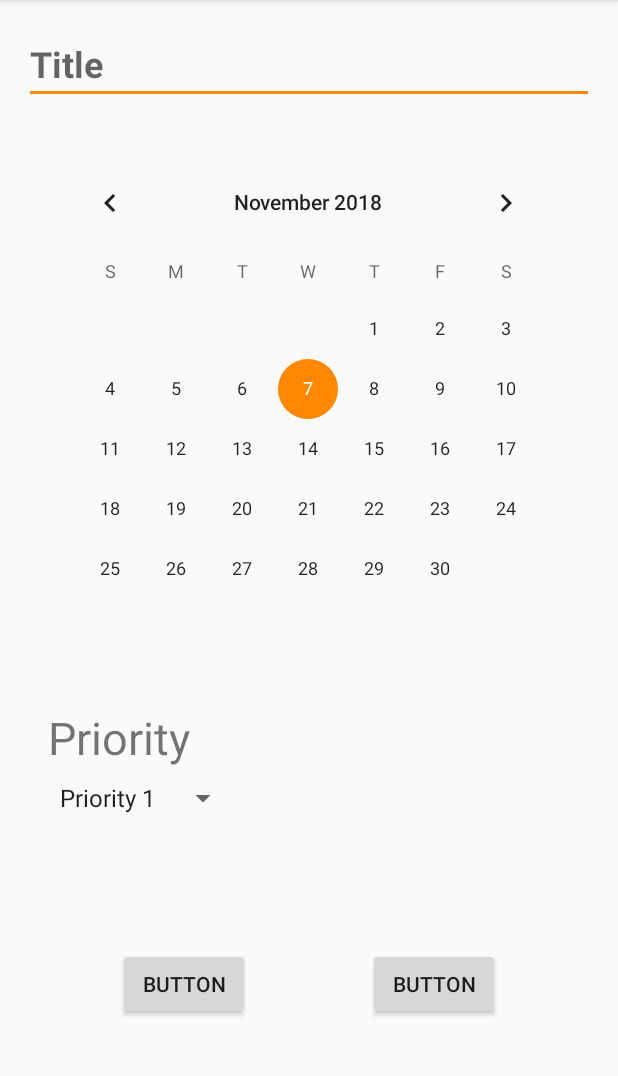
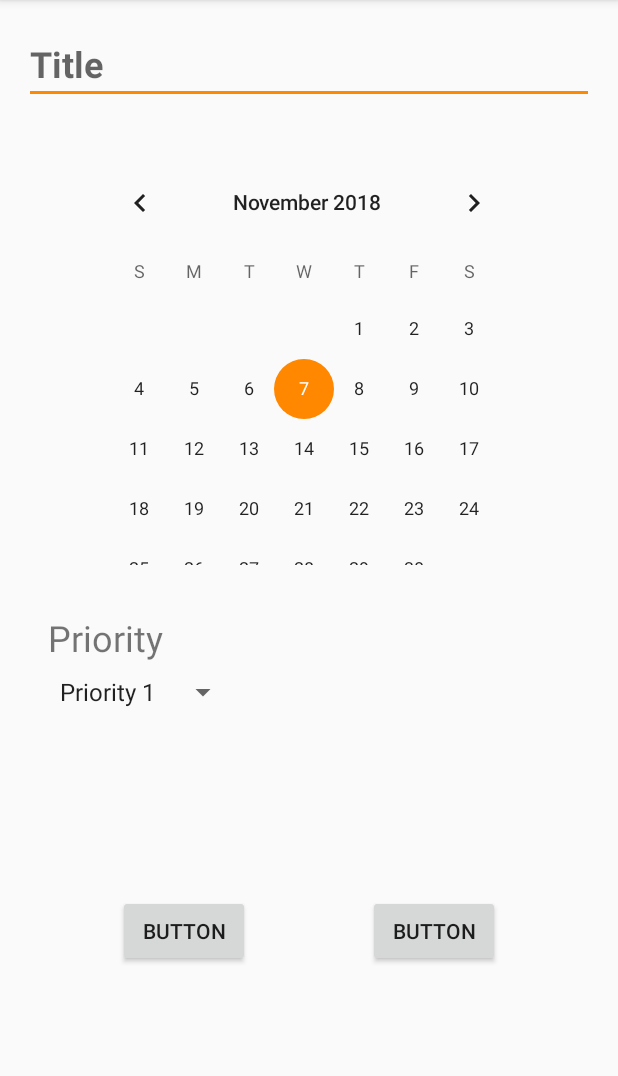
Before and after one commit to joaopedr0/INFO-3245-Project, an Android app: the screen it shows after launch (NewList), after a tap on an icon or button, on a phone screen of 412 x 824 dp, the part 84-1160 px from its top. Run offline under Robolectric (Android 15) with nearby library versions, the phone set to English and light mode, and no system bars.

Commit message:
Layout change

```diff
--- a/INFO3245/app/src/main/res/layout/content_add.xml
+++ b/INFO3245/app/src/main/res/layout/content_add.xml
@@ -26,9 +26,9 @@
         app:layout_constraintTop_toTopOf="parent" />
 
     <CalendarView
-        android:id="@+id/calendarView2"
-        android:layout_width="wrap_content"
-        android:layout_height="wrap_content"
+        android:id="@+id/calendarView"
+        android:layout_width="300dp"
+        android:layout_height="275dp"
         android:layout_marginEnd="8dp"
         android:layout_marginStart="8dp"
         android:layout_marginTop="32dp"
@@ -58,11 +58,11 @@
         android:layout_marginStart="32dp"
         android:layout_marginTop="32dp"
         android:text="@string/priority"
-        android:textSize="30sp"
+        android:textSize="24sp"
         app:layout_constraintEnd_toEndOf="parent"
         app:layout_constraintHorizontal_bias="0.0"
         app:layout_constraintStart_toStartOf="parent"
-        app:layout_constraintTop_toBottomOf="@+id/calendarView2" />
+        app:layout_constraintTop_toBottomOf="@+id/calendarView" />
 
     <Button
         android:id="@+id/button"
```
